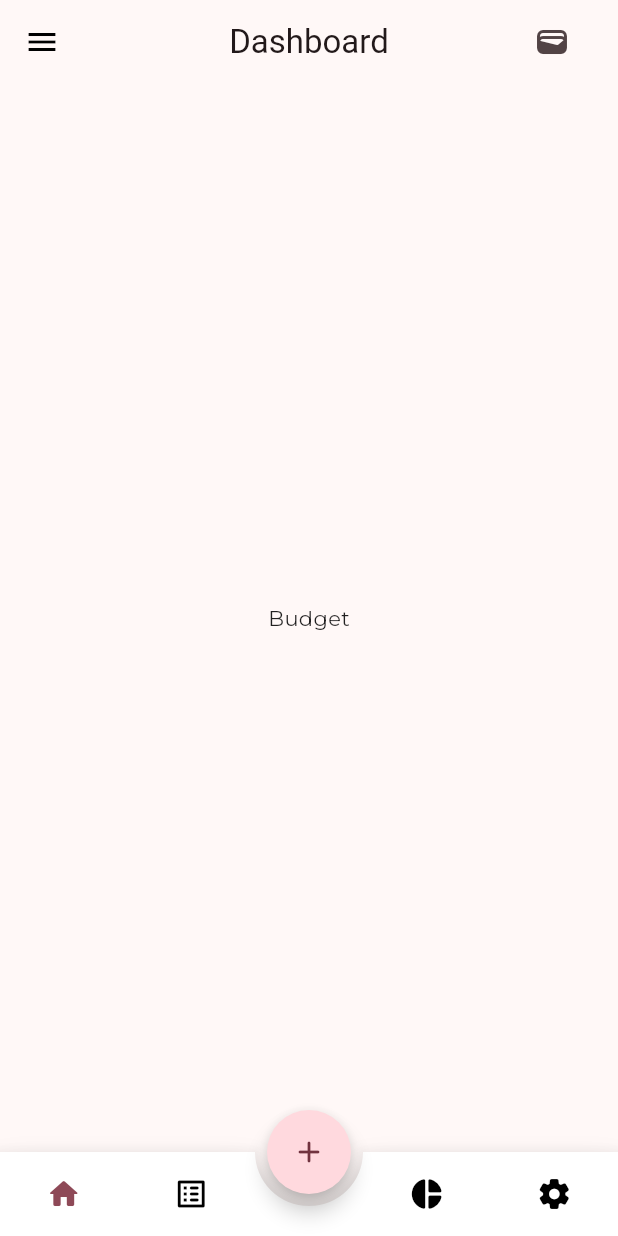
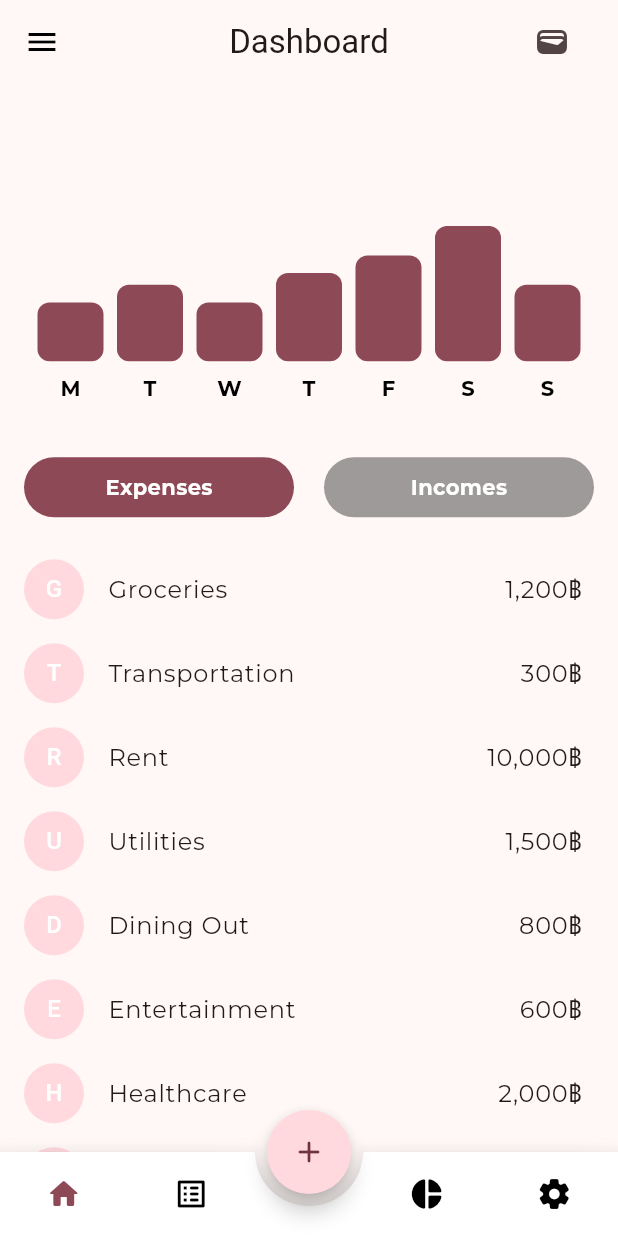
Before and after one commit to online59/CoPenny, a Flutter app: the screen it shows once a user with an empty profile is signed in, swiped to page 3, on a phone screen of 412 x 824 dp. Run offline on Flutter 3.47's test engine with Material 3 defaults, Android fonts, the phone set to English and light mode, and no system bars; drawn by our look-alikes of animated_bottom_navigation_bar, fl_chart; our stand-ins replace cached_network_image, cloud_firestore, firebase_auth, firebase_core, flutter_otp_text_field, flutter_svg and 4 more; accounts and stored records are empty; network calls fail.

Commit message:
Add balance screen

```diff
--- /dev/null
+++ b/lib/src/features/core/screen/balance/wallet_balance_screen.dart
@@ -0,0 +1,127 @@
+import 'package:flutter/material.dart';
+import 'package:piggy/src/features/core/screen/balance/widgets/transaction_builder_widget.dart';
+import 'package:piggy/src/features/core/screen/balance/widgets/wallet_balance_chart.dart';
+
+enum ButtonState {
+  expense,
+  income
+}
+
+class WalletBalanceScreen extends StatefulWidget {
+  const WalletBalanceScreen({super.key});
+
+  @override
+  _WalletBalanceScreenState createState() => _WalletBalanceScreenState();
+}
+
+class _WalletBalanceScreenState extends State<WalletBalanceScreen> {
+  final List<Map<String, dynamic>> expenses = [
+    {'name': 'Groceries', 'value': '1,200฿'},
+    {'name': 'Transportation', 'value': '300฿'},
+    {'name': 'Rent', 'value': '10,000฿'},
+    {'name': 'Utilities', 'value': '1,500฿'},
+    {'name': 'Dining Out', 'value': '800฿'},
+    {'name': 'Entertainment', 'value': '600฿'},
+    {'name': 'Healthcare', 'value': '2,000฿'},
+    {'name': 'Insurance', 'value': '1,200฿'},
+    {'name': 'Education', 'value': '3,000฿'},
+    {'name': 'Miscellaneous', 'value': '500฿'},
+  ];
+
+  final List<Map<String, dynamic>> incomes = [
+    {'name': 'Salary', 'value': '50,000฿'},
+    {'name': 'Freelance Work', 'value': '5,000฿'},
+    {'name': 'Investment Income', 'value': '2,500฿'},
+    {'name': 'Rental Income', 'value': '8,000฿'},
+    {'name': 'Selling Goods', 'value': '3,500฿'},
+    {'name': 'Interest Income', 'value': '1,200฿'},
+    {'name': 'Gifts', 'value': '300฿'},
+    {'name': 'Refunds', 'value': '600฿'},
+    {'name': 'Bonuses', 'value': '2,000฿'},
+    {'name': 'Tips', 'value': '400฿'},
+  ];
+
+  ButtonState _selectedSegmentButton = ButtonState.expense; // 0 for expenses, 1 for incomes
+
+  @override
+  Widget build(BuildContext context) {
+    return SingleChildScrollView(
+      child: Column(
+        crossAxisAlignment: CrossAxisAlignment.start,
+        children: [
+          WalletBalanceChart(),
+          const SizedBox(height: 20),
+          Padding(
+            padding: const EdgeInsets.symmetric(horizontal: 16),
+            child: Row(
+              mainAxisAlignment: MainAxisAlignment.center,
+              children: [
+                Expanded(
+                  child: InkWell(
+                    onTap: () {
+                      setState(() {
+                        _selectedSegmentButton = ButtonState.expense;
+                      });
+                    },
+                    child: Container(
+                      alignment: Alignment.center,
+                      decoration: BoxDecoration(
+                        color: _selectedSegmentButton == ButtonState.expense
+                            ? Theme.of(context).primaryColor
+                            : Theme.of(context).disabledColor,
+                        borderRadius: BorderRadius.circular(20),
+                      ),
+                      child: const Padding(
+                        padding: EdgeInsets.symmetric(vertical: 10),
+                        child: Text(
+                          'Expenses',
+                          style: TextStyle(
+                            color: Colors.white,
+                            fontWeight: FontWeight.bold,
+                          ),
+                        ),
+                      ),
+                    ),
+                  ),
+                ),
+                const SizedBox(width: 20),
+                Expanded(
+                  child: InkWell(
+                    onTap: () {
+                      setState(() {
+                        _selectedSegmentButton = ButtonState.income;
+                      });
+                    },
+                    child: Container(
+                      alignment: Alignment.center,
+                      decoration: BoxDecoration(
+                        color: _selectedSegmentButton == ButtonState.income
+                            ? Theme.of(context).primaryColor
+                            : Theme.of(context).disabledColor,
+                        borderRadius: BorderRadius.circular(20),
+                      ),
+                      child: const Padding(
+                        padding: EdgeInsets.symmetric(vertical: 10),
+                        child: Text(
+                          'Incomes',
+                          style: TextStyle(
+                            color: Colors.white,
+                            fontWeight: FontWeight.bold,
+                          ),
+                        ),
+                      ),
+                    ),
+                  ),
+                ),
+              ],
+            ),
+          ),
+          const SizedBox(height: 20),
+          _selectedSegmentButton == ButtonState.expense
+              ? TransactionListBuilder(transactionItems: expenses)
+              : TransactionListBuilder(transactionItems: incomes),
+        ],
+      ),
+    );
+  }
+}
--- /dev/null
+++ b/lib/src/features/core/screen/balance/widgets/transaction_builder_widget.dart
@@ -0,0 +1,35 @@
+import 'package:flutter/material.dart';
+
+class TransactionListBuilder extends StatelessWidget {
+  const TransactionListBuilder({
+    super.key,
+    required this.transactionItems,
+  });
+
+  final List<Map<String, dynamic>> transactionItems;
+
+  @override
+  Widget build(BuildContext context) {
+    return Column(
+      crossAxisAlignment: CrossAxisAlignment.start,
+      children: transactionItems.map<Widget>((expense) {
+        return ListTile(
+          leading: CircleAvatar(
+            child: Text(
+              expense['name'][0],
+              style: const TextStyle(color: Colors.white),
+            ),
+          ),
+          title: Row(
+            children: [
+              Text(expense['name']),
+              const Spacer(),
+              Text(expense['value']),
+            ],
+          ),
+          // You can add more details to each expense if needed
+        );
+      }).toList(),
+    );
+  }
+}
--- a/lib/src/features/core/screen/dashboard/widgets/wallet_balance_chart.dart
+++ b/lib/src/features/core/screen/balance/widgets/wallet_balance_chart.dart
@@ -33,8 +33,10 @@ class WalletBalanceChartState extends State<WalletBalanceChart> {
 
   @override
   Widget build(BuildContext context) {
-    return AspectRatio(
-      aspectRatio: 1.3,
+    return Container(
+      color: Theme.of(context).colorScheme.background,
+      child: AspectRatio(
+        aspectRatio: 1.8,
         child: Stack(
           children: <Widget>[
             Padding(
@@ -73,6 +75,7 @@ class WalletBalanceChartState extends State<WalletBalanceChart> {
               ),
             ),
           ],
+        ),
       ),
     );
   }
--- a/lib/src/features/core/screen/bottom_nav/widgets/main_navigation_bar_widget.dart
+++ b/lib/src/features/core/screen/bottom_nav/widgets/main_navigation_bar_widget.dart
@@ -2,7 +2,7 @@ import 'package:animated_bottom_navigation_bar/animated_bottom_navigation_bar.da
 import 'package:flutter/material.dart';
 import 'package:piggy/src/constants/sizes.dart';
 import 'package:piggy/src/constants/text_strings.dart';
-import 'package:piggy/src/features/core/screen/%E0%B8%B4budget/budget_screen.dart';
+import 'package:piggy/src/features/core/screen/balance/wallet_balance_screen.dart';
 import 'package:piggy/src/features/core/screen/user_account/account_screen.dart';
 import 'package:piggy/src/features/core/screen/dashboard/dashboard_screen.dart';
 import 'package:piggy/src/features/core/screen/transaction/widgets/transaction_or_wallet.dart';
@@ -57,7 +57,7 @@ class _MainNavigationBarWidgetState extends State<MainNavigationBarWidget> {
                 TransactionOrWalletScreen(
                   walletProvider: provider,
                 ),
-                const BudgetScreen(),
+                const WalletBalanceScreen(),
                 const SettingScreen(),
               ],
             ),
--- a/lib/src/features/core/screen/home/home_screen.dart
+++ b/lib/src/features/core/screen/home/home_screen.dart
@@ -1,17 +1,11 @@
 import 'package:animated_bottom_navigation_bar/animated_bottom_navigation_bar.dart';
 import 'package:flutter/material.dart';
-import 'package:firebase_auth/firebase_auth.dart';
 import 'package:piggy/src/constants/sizes.dart';
 import 'package:piggy/src/constants/text_strings.dart';
-import 'package:piggy/src/features/authentication/screens/login/login_screen.dart';
-import 'package:piggy/src/features/core/screen/%E0%B8%B4budget/budget_screen.dart';
-import 'package:piggy/src/features/core/screen/bottom_nav/widgets/main_navigation_bar_widget.dart';
+import 'package:piggy/src/features/core/screen/balance/wallet_balance_screen.dart';
 import 'package:piggy/src/features/core/screen/dashboard/dashboard_screen.dart';
-import 'package:piggy/src/features/core/screen/transaction/widgets/transaction_or_wallet.dart';
 import 'package:piggy/src/features/core/screen/transaction/transaction_screen.dart';
 import 'package:piggy/src/features/core/screen/user_account/account_screen.dart';
-import 'package:piggy/src/features/wallet/controller/provider/wallet_provider.dart';
-import 'package:provider/provider.dart';
 
 class HomeScreen extends StatefulWidget {
   const HomeScreen({super.key});
@@ -59,7 +53,7 @@ class _HomeScreenState extends State<HomeScreen> {
           children: const [
             DashboardScreen(),
             TransactionScreen(),
-            BudgetScreen(),
+            WalletBalanceScreen(),
             SettingScreen(),
           ],
         ),
--- a/lib/src/features/core/screen/ิbudget/budget_screen.dart
+++ /dev/null
@@ -1,14 +0,0 @@
-import 'package:flutter/material.dart';
-import 'package:piggy/src/features/wallet/controller/provider/wallet_provider.dart';
-import 'package:provider/provider.dart';
-
-class BudgetScreen extends StatelessWidget {
-  const BudgetScreen({super.key});
-
-  @override
-  Widget build(BuildContext context) {
-    return const Center(
-      child: Text("Budget"),
-    );
-  }
-}
--- a/pubspec.yaml
+++ b/pubspec.yaml
@@ -51,7 +51,7 @@ dependencies:
   google_fonts: ^6.1.0
   get: ^4.6.6
   flutter_otp_text_field: ^1.1.1
-  fl_chart: ^0.66.0
+  fl_chart: ^0.65.0
   http: ^1.2.0
   cached_network_image: ^3.3.1
 
```
Also changed, not shown: pubspec.lock. Lines whose indentation alone changed are shown as unchanged.
